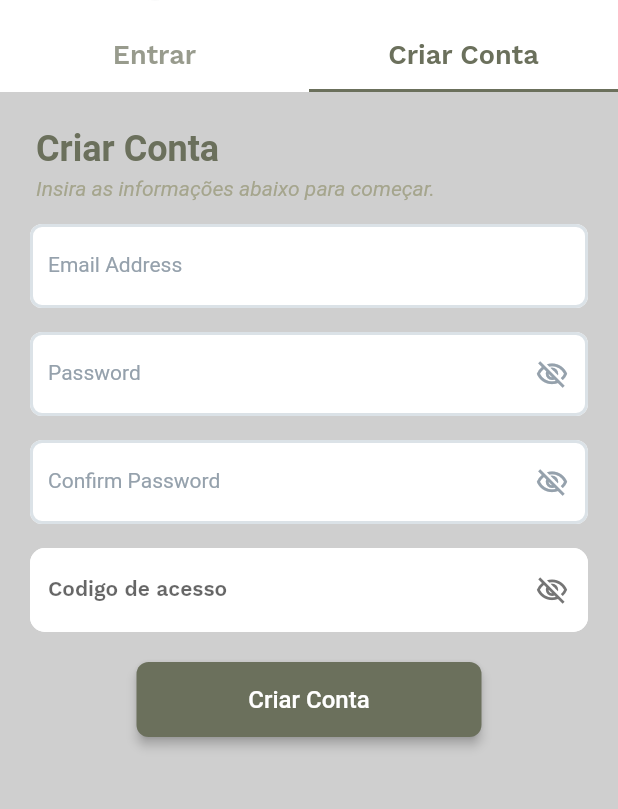
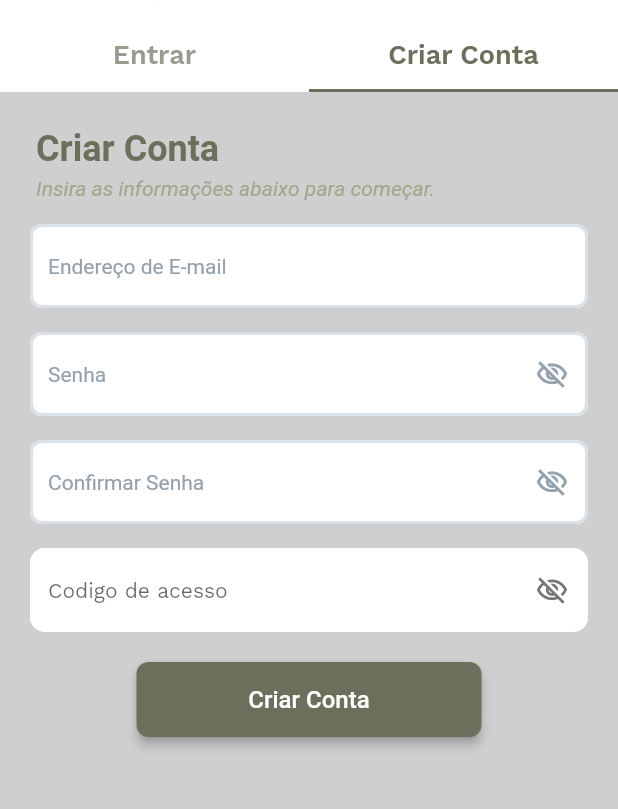
Before and after one commit to diegosilvaadv/iasd_vilaaurora, a Flutter app: the screen it shows after launch, tab 2 chosen, on a phone screen of 412 x 824 dp, the part 217-1026 px from its top. Run offline on Flutter 3.47's test engine with Material 2 defaults, Android fonts, the phone set to English and light mode, and no system bars; drawn by our look-alikes of auto_size_text; our stand-ins replace built_collection, built_value, cloud_firestore, firebase_auth, firebase_core, font_awesome_flutter and 8 more; missing offline and left inert: json_path; accounts and stored records are empty; generated files the repository leaves out were written again; Roboto replaces fonts that are missing (Lexend Deca).

Commit message:
Updating to latest FlutterFlow output.

```diff
--- a/lib/loginpage/loginpage_widget.dart
+++ b/lib/loginpage/loginpage_widget.dart
@@ -471,7 +471,6 @@ class _LoginpageWidgetState extends State<LoginpageWidget> {
                                           controller: createEmailController,
                                           obscureText: false,
                                           decoration: InputDecoration(
-                                            labelText: 'Email Address',
                                             labelStyle:
                                                 FlutterFlowTheme.of(context)
                                                     .bodyText1
@@ -482,8 +481,7 @@ class _LoginpageWidgetState extends State<LoginpageWidget> {
                                                       fontWeight:
                                                           FontWeight.normal,
                                                     ),
-                                            hintText:
-                                                'Enter your email here...',
+                                            hintText: 'Endereço de E-mail',
                                             hintStyle:
                                                 FlutterFlowTheme.of(context)
                                                     .bodyText1
@@ -539,7 +537,6 @@ class _LoginpageWidgetState extends State<LoginpageWidget> {
                                           obscureText:
                                               !createPasswordVisibility,
                                           decoration: InputDecoration(
-                                            labelText: 'Password',
                                             labelStyle:
                                                 FlutterFlowTheme.of(context)
                                                     .bodyText1
@@ -550,7 +547,7 @@ class _LoginpageWidgetState extends State<LoginpageWidget> {
                                                       fontWeight:
                                                           FontWeight.normal,
                                                     ),
-                                            hintText: 'Enter your password',
+                                            hintText: 'Senha',
                                             hintStyle:
                                                 FlutterFlowTheme.of(context)
                                                     .bodyText1
@@ -620,7 +617,6 @@ class _LoginpageWidgetState extends State<LoginpageWidget> {
                                           obscureText:
                                               !confirmPasswordVisibility,
                                           decoration: InputDecoration(
-                                            labelText: 'Confirm Password',
                                             labelStyle:
                                                 FlutterFlowTheme.of(context)
                                                     .bodyText1
@@ -631,8 +627,7 @@ class _LoginpageWidgetState extends State<LoginpageWidget> {
                                                       fontWeight:
                                                           FontWeight.normal,
                                                     ),
-                                            hintText:
-                                                'Enter the same password as above.',
+                                            hintText: 'Confirmar Senha',
                                             hintStyle:
                                                 FlutterFlowTheme.of(context)
                                                     .bodyText1
@@ -696,7 +691,7 @@ class _LoginpageWidgetState extends State<LoginpageWidget> {
                                     controller: textController2,
                                     obscureText: !passwordVisibility,
                                     decoration: InputDecoration(
-                                      labelText: 'Codigo de acesso',
+                                      hintText: 'Codigo de acesso',
                                       enabledBorder: OutlineInputBorder(
                                         borderSide: BorderSide(
                                           color: Colors.white,
@@ -731,7 +726,8 @@ class _LoginpageWidgetState extends State<LoginpageWidget> {
                                         .bodyText1
                                         .override(
                                           fontFamily: 'Work Sans',
-                                          color: Color(0xFF9D9D9D),
+                                          color: Color(0xFF2B343A),
+                                          fontWeight: FontWeight.normal,
                                         ),
                                   ),
                                 ),
```
